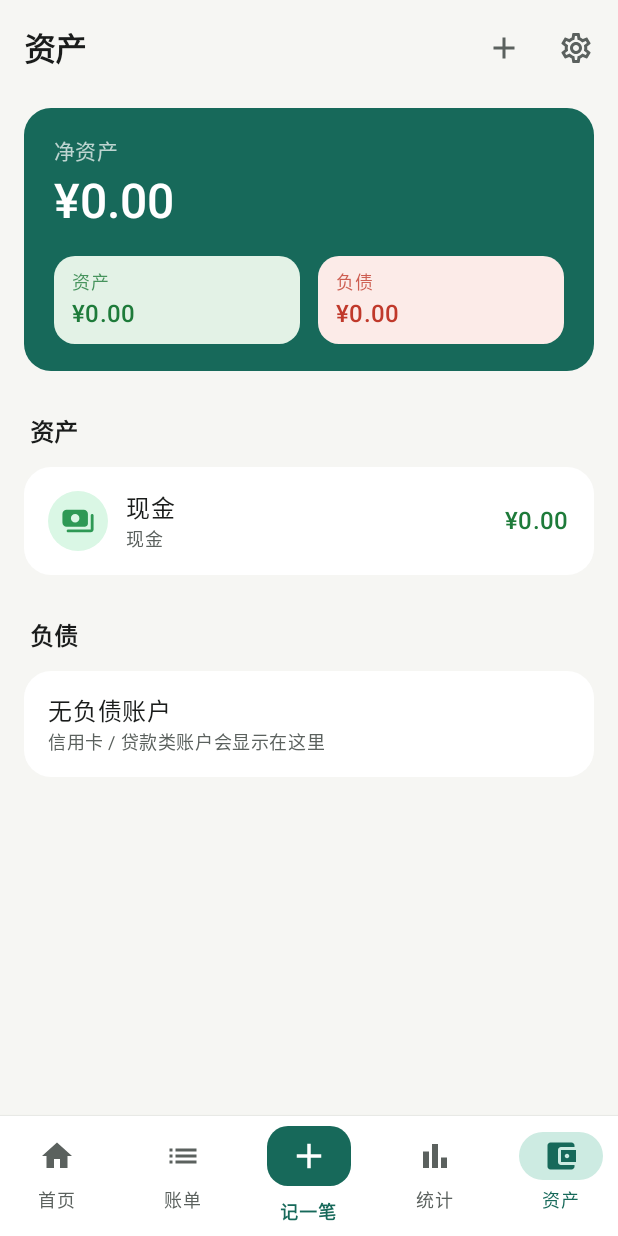
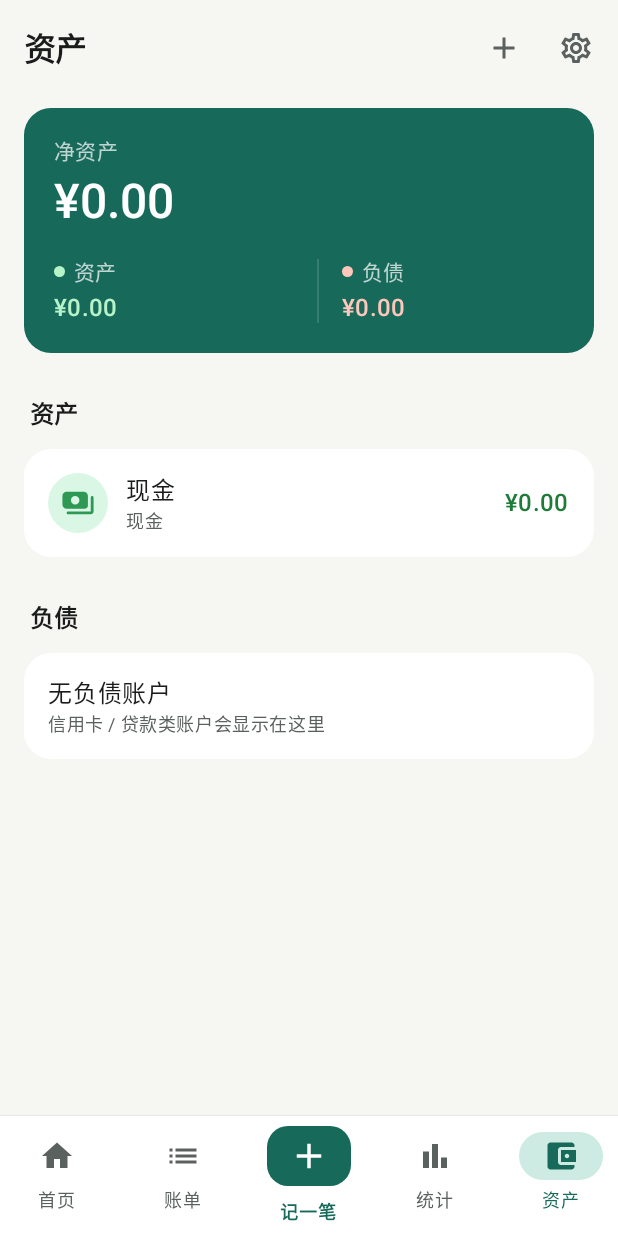
Before and after one commit to Twc528491/Better-Ledger, an Android app built with Jetpack Compose: the AccountsScreen screen opened through its navigation route, on a phone screen of 412 x 824 dp. Run offline under Robolectric (Android 15) with nearby library versions, the phone set to English and light mode, and no system bars; our stand-ins replace Room's generated code; 1 statement that could not run was skipped.

Commit message:
feat(beta): v0.4.1 new app icon and natural hero figure colors
- 新应用图标：深青绿渐变底 + 柔光，前景为带柔和投影的账本卡片与浅浮雕 ¥ 金币；
  纯矢量自适应图标，关键图形位于安全区，新增 Android 13 单色主题图标层
- 主卡片收入 / 结余（资产 / 负债）去掉色块胶囊，改为同色小圆点 + 语义浅色金额 + 细分隔线
- versionCode 12 / versionName 0.4.1

```diff
--- a/ledger-app/app/build.gradle.kts
+++ b/ledger-app/app/build.gradle.kts
@@ -14,8 +14,8 @@ android {
         applicationId = "com.personal.ledger"
         minSdk = 26
         targetSdk = 36
-        versionCode = 11
-        versionName = "0.4.0"
+        versionCode = 12
+        versionName = "0.4.1"
         testInstrumentationRunner = "androidx.test.runner.AndroidJUnitRunner"
     }
 
--- a/ledger-app/app/src/main/kotlin/com/personal/ledger/ui/account/AccountsScreen.kt
+++ b/ledger-app/app/src/main/kotlin/com/personal/ledger/ui/account/AccountsScreen.kt
@@ -129,6 +129,7 @@ fun AccountsScreen(container: AppContainer, navController: NavHostController) {
                             label = "负债",
                             value = signedMoney(liabilityTotal, explicitPlus = false),
                             tone = HeroTone.NEGATIVE,
+                            divider = true,
                             modifier = Modifier.weight(1f),
                         )
                     }
--- a/ledger-app/app/src/main/kotlin/com/personal/ledger/ui/common/LedgerComponents.kt
+++ b/ledger-app/app/src/main/kotlin/com/personal/ledger/ui/common/LedgerComponents.kt
@@ -1,5 +1,7 @@
 package com.personal.ledger.ui.common
 
+import androidx.compose.ui.geometry.Offset
+import androidx.compose.ui.draw.drawBehind
 import androidx.compose.foundation.background
 import androidx.compose.foundation.clickable
 import androidx.compose.foundation.layout.Arrangement
@@ -157,12 +159,22 @@ fun LedgerHeroCard(
 @Composable
 fun heroSecondaryColor(): Color = LocalContentColor.current.copy(alpha = 0.72f)
 
-/** 主卡片次要数字的语义色调：收入、结余（正 / 负）、资产、负债。 */
+/** 主卡片次要数字的语义色调：收入 / 资产、结余、负结余 / 负债。 */
 enum class HeroTone { INCOME, BALANCE, NEGATIVE }
 
 /**
+ * 品牌色主卡片上的语义浅色：与白色主数字同一明度层级，只改变色相，
+ * 在深青绿底上自然融合，同时仍能一眼区分收入（绿）、结余（蓝）与负数（红）。
+ */
+private fun heroToneColor(tone: HeroTone): Color = when (tone) {
+    HeroTone.INCOME -> Color(0xFFB6F3C8)
+    HeroTone.BALANCE -> Color(0xFFC4E1FF)
+    HeroTone.NEGATIVE -> Color(0xFFFFC6BC)
+}
+
+/**
  * 主卡片内的「标签 + 金额」块；[large] 为页面主数字。
- * 传入 [tone] 时以浅色胶囊承载并使用语义色，保证在品牌色卡片上也能区分收入与结余。
+ * 传入 [tone] 时标签前加同色小圆点、金额使用语义浅色；[divider] 在左侧画一条细分隔线。
  */
 @Composable
 fun HeroFigure(
@@ -171,30 +183,37 @@ fun HeroFigure(
     modifier: Modifier = Modifier,
     large: Boolean = false,
     tone: HeroTone? = null,
+    divider: Boolean = false,
 ) {
     if (tone != null) {
-        val (container, content) = when (tone) {
-            HeroTone.INCOME -> incomeContainerColor() to incomeAmountColor()
-            HeroTone.BALANCE -> transferContainerColor() to transferAmountColor()
-            HeroTone.NEGATIVE -> expenseContainerColor() to expenseAmountColor()
-        }
+        val toneColor = heroToneColor(tone)
+        val dividerColor = LocalContentColor.current.copy(alpha = 0.18f)
         Column(
             modifier = modifier
-                .background(container, MaterialTheme.shapes.medium)
-                .padding(horizontal = 12.dp, vertical = 8.dp),
+                .then(
+                    if (divider) Modifier.drawBehind {
+                        drawLine(dividerColor, Offset(0f, 2.dp.toPx()), Offset(0f, size.height - 2.dp.toPx()),
+                            strokeWidth = 1.dp.toPx())
+                    }.padding(start = LedgerSpacing.md) else Modifier,
+                ),
         ) {
-            Text(
-                label,
-                style = MaterialTheme.typography.labelMedium,
-                color = content.copy(alpha = 0.8f),
-                maxLines = 1,
-                overflow = TextOverflow.Ellipsis,
-            )
+            Row(verticalAlignment = Alignment.CenterVertically) {
+                Box(Modifier.size(7.dp).background(toneColor, CircleShape))
+                Spacer(Modifier.width(6.dp))
+                Text(
+                    label,
+                    style = MaterialTheme.typography.bodyMedium,
+                    color = heroSecondaryColor(),
+                    maxLines = 1,
+                    overflow = TextOverflow.Ellipsis,
+                )
+            }
+            Spacer(Modifier.height(2.dp))
             Text(
                 value,
                 style = LedgerNumerals.of(MaterialTheme.typography.titleMedium),
                 fontWeight = FontWeight.SemiBold,
-                color = content,
+                color = toneColor,
                 maxLines = 1,
                 softWrap = false,
                 overflow = TextOverflow.Ellipsis,
--- a/ledger-app/app/src/main/kotlin/com/personal/ledger/ui/home/HomeScreen.kt
+++ b/ledger-app/app/src/main/kotlin/com/personal/ledger/ui/home/HomeScreen.kt
@@ -171,6 +171,7 @@ fun HomeScreen(container: AppContainer, navController: NavHostController) {
                             label = "结余",
                             value = signedMoney(balance, state.baseCurrency),
                             tone = if (balance < 0) HeroTone.NEGATIVE else HeroTone.BALANCE,
+                            divider = true,
                             modifier = Modifier.weight(1f),
                         )
                     }
--- a/ledger-app/app/src/main/kotlin/com/personal/ledger/ui/statistics/StatisticsScreen.kt
+++ b/ledger-app/app/src/main/kotlin/com/personal/ledger/ui/statistics/StatisticsScreen.kt
@@ -188,6 +188,7 @@ fun StatisticsScreen(container: AppContainer, navController: NavHostController)
                             label = "结余",
                             value = signedMoney(balance, state.baseCurrency),
                             tone = if (balance < 0) HeroTone.NEGATIVE else HeroTone.BALANCE,
+                            divider = true,
                             modifier = Modifier
                                 .weight(1f)
                                 .clearAndSetSemantics {
--- a/ledger-app/app/src/main/res/mipmap-anydpi-v26/ic_launcher.xml
+++ b/ledger-app/app/src/main/res/mipmap-anydpi-v26/ic_launcher.xml
@@ -1,5 +1,6 @@
 <?xml version="1.0" encoding="utf-8"?>
 <adaptive-icon xmlns:android="http://schemas.android.com/apk/res/android">
-    <background android:drawable="@color/ic_launcher_background" />
+    <background android:drawable="@drawable/ic_launcher_background" />
     <foreground android:drawable="@drawable/ic_launcher_foreground" />
+    <monochrome android:drawable="@drawable/ic_launcher_monochrome" />
 </adaptive-icon>
--- a/ledger-app/app/src/main/res/mipmap-anydpi-v26/ic_launcher_round.xml
+++ b/ledger-app/app/src/main/res/mipmap-anydpi-v26/ic_launcher_round.xml
@@ -1,5 +1,6 @@
 <?xml version="1.0" encoding="utf-8"?>
 <adaptive-icon xmlns:android="http://schemas.android.com/apk/res/android">
-    <background android:drawable="@color/ic_launcher_background" />
+    <background android:drawable="@drawable/ic_launcher_background" />
     <foreground android:drawable="@drawable/ic_launcher_foreground" />
+    <monochrome android:drawable="@drawable/ic_launcher_monochrome" />
 </adaptive-icon>
--- a/ledger-app/app/src/main/res/values/colors.xml
+++ b/ledger-app/app/src/main/res/values/colors.xml
@@ -1,5 +1,4 @@
 <?xml version="1.0" encoding="utf-8"?>
 <resources>
-    <color name="ic_launcher_background">#17695A</color>
     <color name="window_background">#F6F6F3</color>
 </resources>
```
Also changed, not shown: ledger-app/app/src/main/res/drawable/ic_launcher_background.xml (added, +27 -0 lines), ledger-app/app/src/main/res/drawable/ic_launcher_foreground.xml (+43 -19 lines), ledger-app/app/src/main/res/drawable/ic_launcher_monochrome.xml (added, +17 -0 lines), 2 other files.
